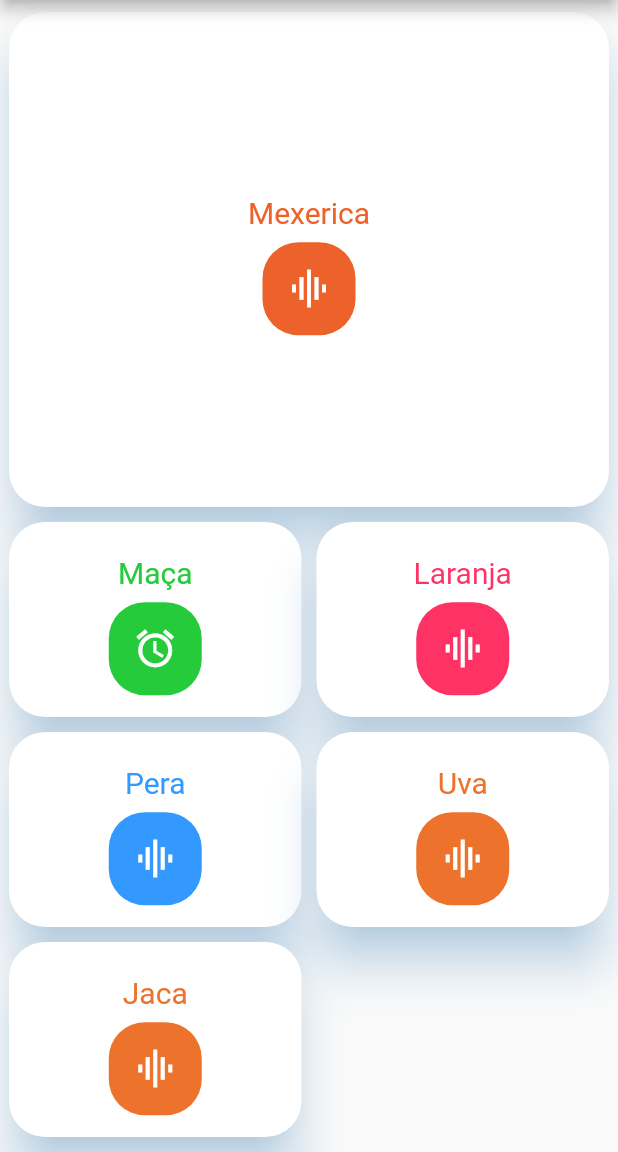
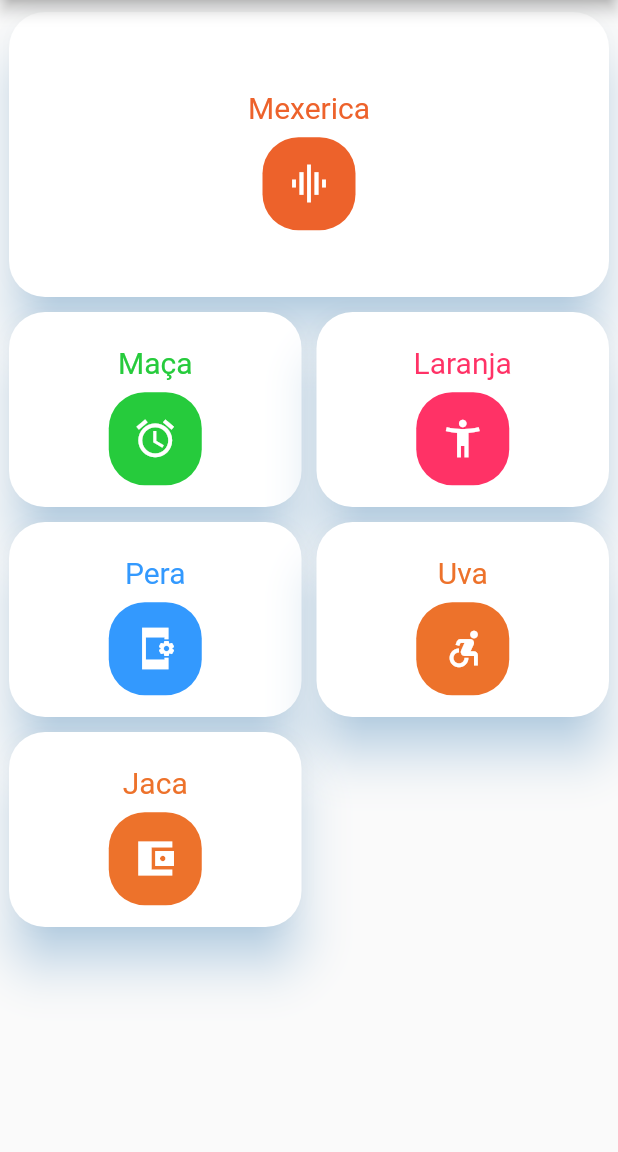
Before and after one commit to wsy152/DashBoard, a Flutter app: the screen it shows after launch, on a phone screen of 412 x 824 dp, the part 84-1236 px from its top. Run offline on Flutter 3.47's test engine with Material 2 defaults, Android fonts, the phone set to English and light mode, and no system bars.

Commit message:
C002 - Commit para componentizar a função myItems

```diff
--- a/lib/compontent.dart
+++ b/lib/compontent.dart
@@ -0,0 +1,49 @@
+import 'package:flutter/material.dart';
+
+Material myItems(
+  IconData icon,
+  String heading,
+  int color,
+) {
+  return Material(
+    color: Colors.white,
+    elevation: 14.0,
+    shadowColor: Color(0x802196F3),
+    borderRadius: BorderRadius.circular(24.0),
+    child: Padding(
+      padding: EdgeInsets.all(8),
+      child: Row(
+        mainAxisAlignment: MainAxisAlignment.center,
+        children: [
+          Column(
+            mainAxisAlignment: MainAxisAlignment.center,
+            children: [
+              Padding(
+                padding: const EdgeInsets.all(8.0),
+                child: Text(
+                  heading,
+                  style: TextStyle(
+                    color: Color(color),
+                    fontSize: 20,
+                  ),
+                ),
+              ),
+              Material(
+                color: Color(color),
+                borderRadius: BorderRadius.circular(24),
+                child: Padding(
+                  padding: EdgeInsets.all(16),
+                  child: Icon(
+                    icon,
+                    color: Colors.white,
+                    size: 30,
+                  ),
+                ),
+              )
+            ],
+          )
+        ],
+      ),
+    ),
+  );
+}
--- a/lib/dashboard.dart
+++ b/lib/dashboard.dart
@@ -1,3 +1,4 @@
+import 'package:curso_flutter/compontent.dart';
 import 'package:flutter/material.dart';
 import 'package:flutter_staggered_grid_view/flutter_staggered_grid_view.dart';
 
@@ -7,50 +8,6 @@ class DashBoard extends StatefulWidget {
 }
 
 class _DashBoardState extends State<DashBoard> {
-  Material myItems(IconData icon, String heading, int color) {
-    return Material(
-      color: Colors.white,
-      elevation: 14.0,
-      shadowColor: Color(0x802196F3),
-      borderRadius: BorderRadius.circular(24.0),
-      child: Padding(
-        padding: EdgeInsets.all(8),
-        child: Row(
-          mainAxisAlignment: MainAxisAlignment.center,
-          children: [
-            Column(
-              mainAxisAlignment: MainAxisAlignment.center,
-              children: [
-                Padding(
-                  padding: const EdgeInsets.all(8.0),
-                  child: Text(
-                    heading,
-                    style: TextStyle(
-                      color: Color(color),
-                      fontSize: 20,
-                    ),
-                  ),
-                ),
-                Material(
-                  color: Color(color),
-                  borderRadius: BorderRadius.circular(24),
-                  child: Padding(
-                    padding: EdgeInsets.all(16),
-                    child: Icon(
-                      icon,
-                      color: Colors.white,
-                      size: 30,
-                    ),
-                  ),
-                )
-              ],
-            )
-          ],
-        ),
-      ),
-    );
-  }
-
   @override
   Widget build(BuildContext context) {
     return Scaffold(
@@ -71,13 +28,13 @@ class _DashBoardState extends State<DashBoard> {
         children: [
           myItems(Icons.graphic_eq, 'Mexerica', 0xffed622b),
           myItems(Icons.access_alarm_outlined, 'Maça', 0xff26cb3c),
-          myItems(Icons.graphic_eq, 'Laranja', 0xffff3266),
-          myItems(Icons.graphic_eq, 'Pera', 0xff3399fe),
-          myItems(Icons.graphic_eq, 'Uva', 0xffed722b),
-          myItems(Icons.graphic_eq, 'Jaca', 0xffed722b),
+          myItems(Icons.accessibility_new_sharp, 'Laranja', 0xffff3266),
+          myItems(Icons.app_settings_alt_sharp, 'Pera', 0xff3399fe),
+          myItems(Icons.accessible_forward_outlined, 'Uva', 0xffed722b),
+          myItems(Icons.account_balance_wallet_sharp, 'Jaca', 0xffed722b),
         ],
         staggeredTiles: [
-          StaggeredTile.extent(2, 330.0),
+          StaggeredTile.extent(2, 190.0),
           StaggeredTile.extent(1, 130.0),
           StaggeredTile.extent(1, 130.0),
           StaggeredTile.extent(1, 130.0),
```
